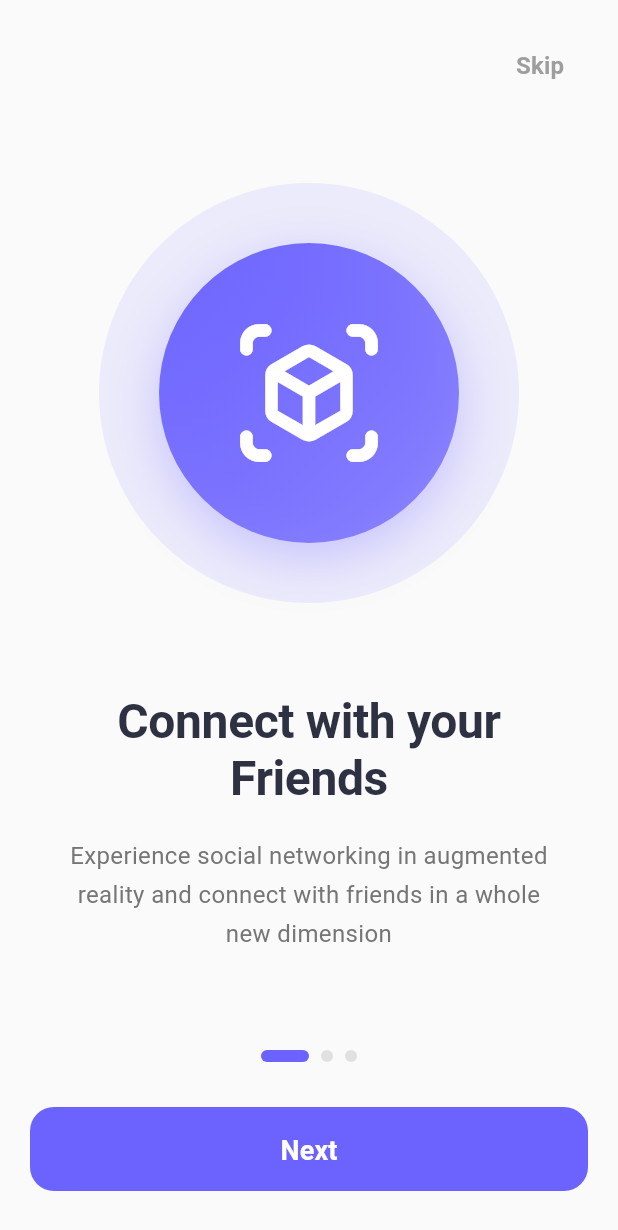
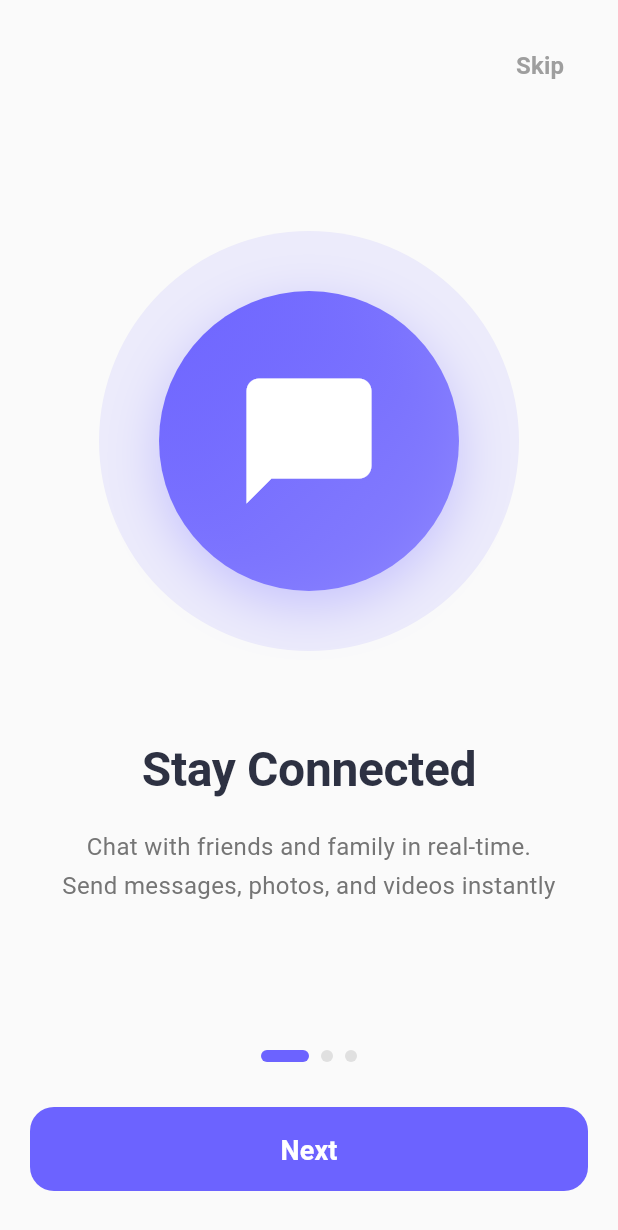
Before and after one commit to HazemEl-masry/wimo, a Flutter app: the screen it shows after launch, on a phone screen of 412 x 824 dp. Shown: the top 1230 px of the screen. Run offline on Flutter 3.47's test engine with Material 3 defaults, Android fonts, the phone set to English and light mode, and no system bars; drawn by our look-alikes of smooth_page_indicator; our stand-ins replace flutter_bloc, shared_preferences.

Commit message:
feat: update onboarding screen content and dynamically display item icons

```diff
--- a/lib/features/onboarding/data/repositories/onboarding_repository_impl.dart
+++ b/lib/features/onboarding/data/repositories/onboarding_repository_impl.dart
@@ -8,24 +8,24 @@ class OnboardingRepositoryImpl implements OnboardingRepository {
   List<OnboardingItem> getOnboardingItems() {
     return [
       OnboardingItem(
-        title: 'Connect with your Friends',
+        title: 'Stay Connected',
         description:
-            'Experience social networking in augmented reality and connect with friends in a whole new dimension',
-        iconData: Icons.chat,
+            'Chat with friends and family in real-time. Send messages, photos, and videos instantly',
+        iconData: Icons.chat_bubble_rounded,
         colorHex: '#6C63FF',
       ),
       OnboardingItem(
-        title: 'Share Moments',
+        title: 'Group Conversations',
         description:
-            'Share your favorite moments with AR filters and effects that bring your stories to life',
-        iconData: Icons.center_focus_strong,
+            'Create group chats to stay in touch with multiple people. Share moments and have fun together',
+        iconData: Icons.groups_rounded,
         colorHex: '#FF6584',
       ),
       OnboardingItem(
-        title: 'Explore Together',
+        title: 'Secure & Private',
         description:
-            'Discover new places and experiences with your friends using interactive AR features',
-        iconData: Icons.explore,
+            'Your conversations are encrypted and secure. Chat with confidence knowing your privacy is protected',
+        iconData: Icons.verified_user_rounded,
         colorHex: '#4CAF50',
       ),
     ];
--- a/lib/features/onboarding/presentation/widgets/onboarding_page_widget.dart
+++ b/lib/features/onboarding/presentation/widgets/onboarding_page_widget.dart
@@ -80,11 +80,7 @@ class OnboardingPageWidget extends StatelessWidget {
                     ),
                   ],
                 ),
-                child: Icon(
-                  Icons.view_in_ar_rounded,
-                  size: iconSize,
-                  color: Colors.white,
-                ),
+                child: Icon(item.iconData, size: iconSize, color: Colors.white),
               ),
             ),
           ),
```
